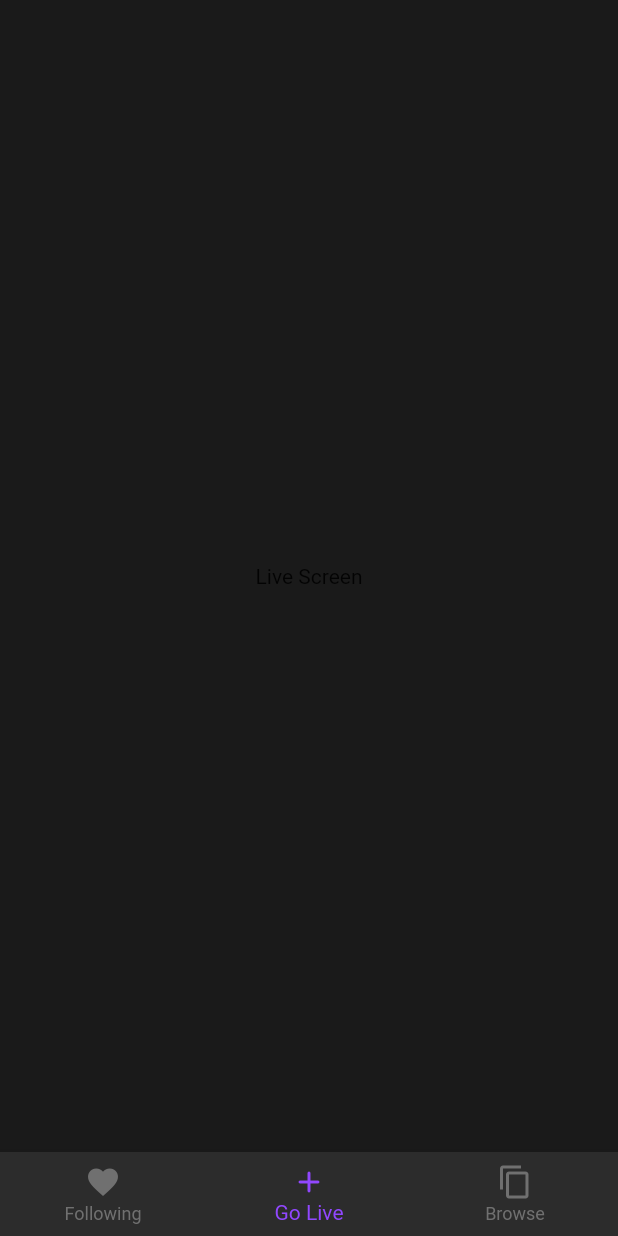
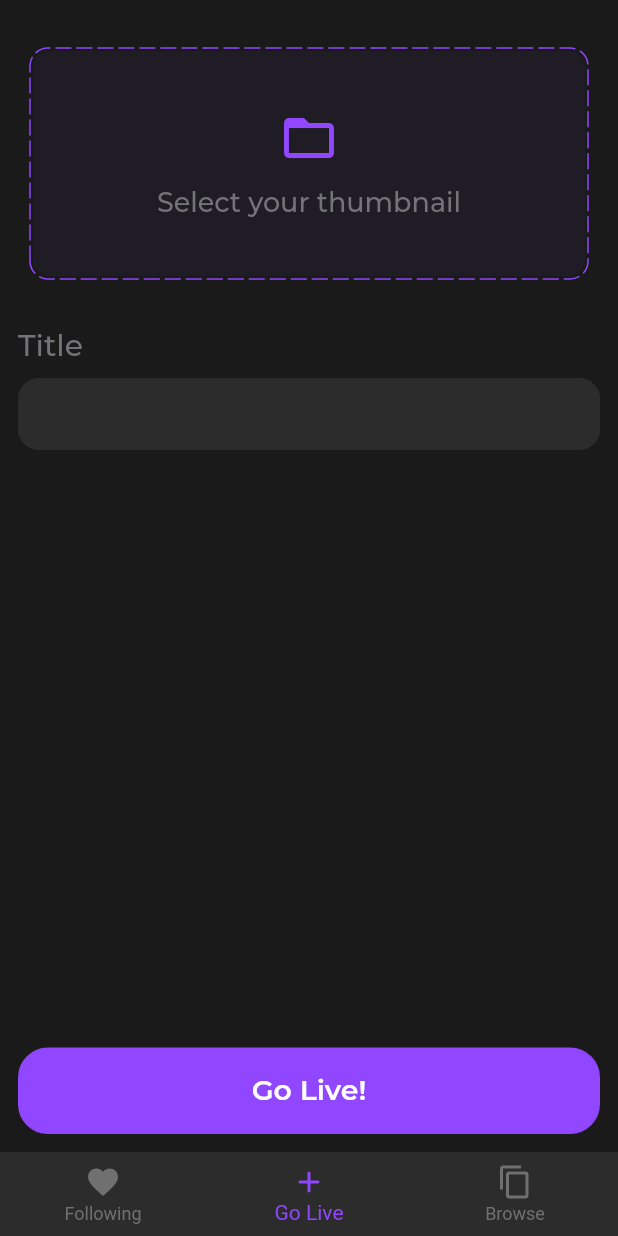
Before and after one commit to osamasabry9/Flutter-Twitch-app, a Flutter app: the MainScreen screen opened by its route, item 2 of the bottom bar chosen, on a phone screen of 412 x 824 dp. Run offline on Flutter 3.47's test engine with Material 2 defaults, Android fonts, the phone set to English and light mode, and no system bars; drawn by our look-alikes of dotted_border; our stand-ins replace cloud_firestore, file_picker, firebase_auth, firebase_core, flutter_bloc, flutter_screenutil and 2 more; accounts and stored records are empty; network calls fail.

Commit message:
go live screen add image

```diff
--- a/lib/app/utils/theme_manager.dart
+++ b/lib/app/utils/theme_manager.dart
@@ -116,21 +116,21 @@ ThemeData getApplicationTheme() {
       enabledBorder: const OutlineInputBorder(
         borderSide:
             BorderSide(color: ColorManager.darkGrey, width: AppSize.s1_5),
-        borderRadius: BorderRadius.all(Radius.circular(AppSize.s20)),
+        borderRadius: BorderRadius.all(Radius.circular(AppSize.s14)),
       ),
       focusedBorder: const OutlineInputBorder(
         borderSide:
             BorderSide(color: ColorManager.primary, width: AppSize.s1_5),
-        borderRadius: BorderRadius.all(Radius.circular(AppSize.s20)),
+        borderRadius: BorderRadius.all(Radius.circular(AppSize.s14)),
       ),
       errorBorder: const OutlineInputBorder(
         borderSide: BorderSide(color: ColorManager.error, width: AppSize.s1_5),
-        borderRadius: BorderRadius.all(Radius.circular(AppSize.s20)),
+        borderRadius: BorderRadius.all(Radius.circular(AppSize.s14)),
       ),
       focusedErrorBorder: const OutlineInputBorder(
         borderSide:
             BorderSide(color: ColorManager.primary, width: AppSize.s1_5),
-        borderRadius: BorderRadius.all(Radius.circular(AppSize.s20)),
+        borderRadius: BorderRadius.all(Radius.circular(AppSize.s14)),
       ),
     ),
   );
--- a/lib/app/widgets/input_field.dart
+++ b/lib/app/widgets/input_field.dart
@@ -1,4 +1,3 @@
-
 import 'package:flutter/material.dart';
 import 'package:twitch_clone/app/utils/color_manager.dart';
 import 'package:twitch_clone/app/utils/values_manager.dart';
@@ -64,6 +63,7 @@ class InputField extends StatelessWidget {
               obscureText: isPassword,
               validator: validate,
               maxLines: maxLine,
+              style: style,
               onFieldSubmitted: onFieldSubmitted,
               decoration: InputDecoration(
                 hintText: hint,
--- /dev/null
+++ b/lib/app/widgets/pick_image.dart
@@ -0,0 +1,16 @@
+
+import 'dart:io';
+import 'package:file_picker/file_picker.dart';
+import 'package:flutter/foundation.dart';
+
+Future<Uint8List?> pickImage() async {
+  FilePickerResult? pickedImage =
+      await FilePicker.platform.pickFiles(type: FileType.image);
+  if (pickedImage != null) {
+    if (kIsWeb) {
+      return pickedImage.files.single.bytes;
+    }
+    return await File(pickedImage.files.single.path!).readAsBytes();
+  }
+  return null;
+}
--- a/lib/features/presentation/live/screen/go_live_screen.dart
+++ b/lib/features/presentation/live/screen/go_live_screen.dart
@@ -1,12 +1,102 @@
+import 'package:dotted_border/dotted_border.dart';
+import 'package:flutter/foundation.dart';
 import 'package:flutter/material.dart';
+import 'package:twitch_clone/app/utils/color_manager.dart';
+import 'package:twitch_clone/app/utils/font_manager.dart';
+import 'package:twitch_clone/app/utils/styles_manager.dart';
+import 'package:twitch_clone/app/utils/values_manager.dart';
+import 'package:twitch_clone/app/widgets/input_field.dart';
+import 'package:twitch_clone/app/widgets/main_button.dart';
+import 'package:twitch_clone/app/widgets/pick_image.dart';
 
-class GoLiveScreen extends StatelessWidget {
+class GoLiveScreen extends StatefulWidget {
   const GoLiveScreen({super.key});
 
   @override
+  State<GoLiveScreen> createState() => _GoLiveScreenState();
+}
+
+class _GoLiveScreenState extends State<GoLiveScreen> {
+  @override
   Widget build(BuildContext context) {
-     return const Center(
-      child:  Text('Live Screen'),
+    TextEditingController titleController = TextEditingController();
+    Uint8List? image;
+    return SafeArea(
+      child: Padding(
+        padding: const EdgeInsets.all(AppPadding.p12),
+        child: Column(
+          children: [
+            GestureDetector(
+              onTap: () async {
+                Uint8List? pickedImage = await pickImage();
+                if (pickedImage != null) {
+                  setState(() {
+                    image = pickedImage;
+                  });
+                }
+              },
+              child: Padding(
+                padding: const EdgeInsets.symmetric(
+                  horizontal: AppPadding.p8,
+                  vertical: AppPadding.p20,
+                ),
+                child: image != null
+                    ? SizedBox(
+                        height: AppSize.s150,
+                        child: Image.memory(image),
+                      )
+                    : DottedBorder(
+                        borderType: BorderType.RRect,
+                        radius: const Radius.circular(AppSize.s12),
+                        dashPattern: const [10, 4],
+                        strokeCap: StrokeCap.round,
+                        color: ColorManager.primary,
+                        child: Container(
+                          height: AppSize.s150,
+                          width: double.infinity,
+                          decoration: BoxDecoration(
+                            borderRadius: BorderRadius.circular(AppSize.s12),
+                            color: ColorManager.primary.withOpacity(0.05),
+                          ),
+                          child: Column(
+                            mainAxisAlignment: MainAxisAlignment.center,
+                            children: [
+                              const Icon(
+                                Icons.folder_open,
+                                size: AppSize.s40,
+                                color: ColorManager.primary,
+                              ),
+                              const SizedBox(height: AppSize.s12),
+                              Text(
+                                'Select your thumbnail',
+                                style: getMediumStyle(
+                                    color: ColorManager.grey,
+                                    fontSize: FontSize.s18),
+                              ),
+                            ],
+                          ),
+                        ),
+                      ),
+              ),
+            ),
+            const SizedBox(height: AppSize.s12),
+            InputField(
+              label: 'Title',
+              textController: titleController,
+              style: getMediumStyle(
+                  color: ColorManager.grey, fontSize: FontSize.s20),
+              validate: (value) {
+                return null;
+              },
+            ),
+            const Spacer(),
+            MainButton(
+              onTap: () {},
+              title: 'Go Live!',
+            )
+          ],
+        ),
+      ),
     );
   }
 }
--- a/pubspec.yaml
+++ b/pubspec.yaml
@@ -20,9 +20,10 @@ dependencies:
   cloud_firestore: ^3.4.9
   firebase_storage: ^10.3.9
   equatable: ^2.0.5
-  provider: ^6.0.3
   flutter_bloc: ^8.1.1
   shared_preferences: ^2.0.15
+  dotted_border: ^2.0.0+2
+  file_picker: ^5.2.0+1
 
 dev_dependencies:
   flutter_test:
```
